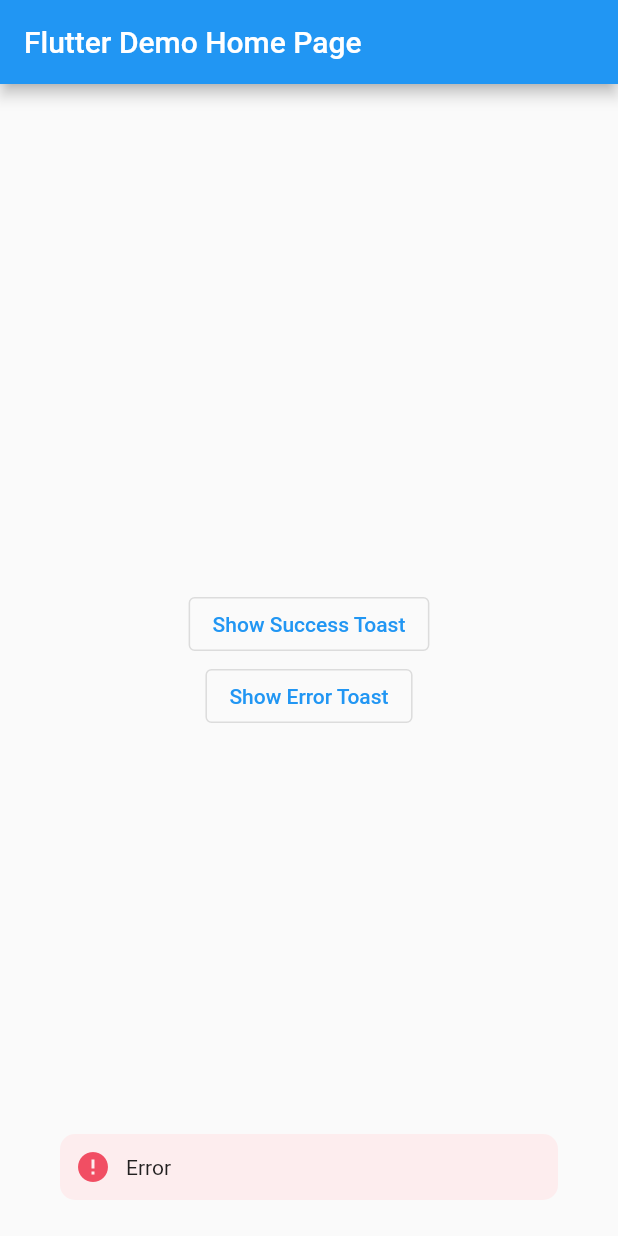
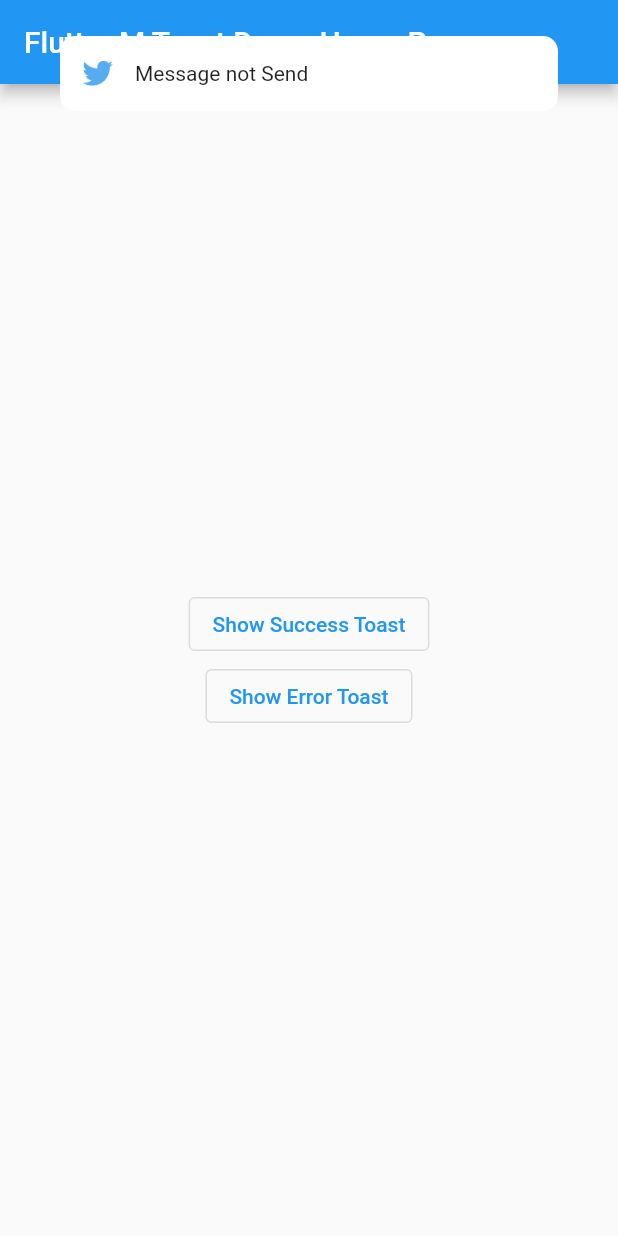
Before and after one commit to abdulmanafpfassal/mtoast, a Flutter app: the MyHomePage screen opened directly, after a tap on "Show Error Toast", on a phone screen of 412 x 824 dp. Run offline on Flutter 3.47's test engine with Material 2 defaults, Android fonts, the phone set to English and light mode, and no system bars.

Commit message:
image function added, positioning,

```diff
--- a/example/lib/main.dart
+++ b/example/lib/main.dart
@@ -13,11 +13,11 @@ class MyApp extends StatelessWidget {
   @override
   Widget build(BuildContext context) {
     return MaterialApp(
-      title: 'Flutter Demo',
+      title: 'M Toast Demo',
       theme: ThemeData(
         primarySwatch: Colors.blue,
       ),
-      home: const MyHomePage(title: 'Flutter Demo Home Page'),
+      home: const MyHomePage(title: 'Flutter M Toast Demo Home Page'),
     );
   }
 }
@@ -46,13 +46,13 @@ class _MyHomePageState extends State<MyHomePage> {
           children: [
             OutlinedButton(
               onPressed: (){
-                toast.successToast(context, message: "Success",);
+                toast.successToast(context, message: "Message Sent",image: "assets/twitter_logo.png", backgroundColor: Colors.white, alignment: Alignment.topCenter, duration: 1500);
               },
               child: Text("Show Success Toast"),
             ),
             OutlinedButton(
               onPressed: (){
-                toast.errorToast(context, message: "Error",);
+                toast.errorToast(context, message: "Message not Send",image: "assets/twitter_logo.png", backgroundColor: Colors.white, alignment: Alignment.topCenter);
               },
               child: Text("Show Error Toast"),
             ),
--- a/example/pubspec.yaml
+++ b/example/pubspec.yaml
@@ -62,9 +62,8 @@ flutter:
   uses-material-design: true
 
   # To add assets to your application, add an assets section, like this:
-  # assets:
-  #   - images/a_dot_burr.jpeg
-  #   - images/a_dot_ham.jpeg
+  assets:
+    - assets/twitter_logo.png
 
   # An image asset can refer to one or more resolution-specific "variants", see
   # https://flutter.dev/assets-and-images/#resolution-aware
--- a/lib/src/mToast.dart
+++ b/lib/src/mToast.dart
@@ -6,16 +6,26 @@ class MErrorToast extends StatelessWidget {
   IconData? icon;
   Color? iconColor;
   Color? textColor;
+  String? image;
+  AlignmentGeometry? alignment;
 
-
-  MErrorToast({Key? key, required this.message, this.color, this.icon, this.iconColor, this.textColor}) : super(key: key);
+  MErrorToast(
+      {Key? key,
+      required this.message,
+      this.color,
+      this.icon,
+      this.iconColor,
+      this.textColor,
+      this.image,
+      required this.alignment})
+      : super(key: key);
 
   @override
   Widget build(BuildContext context) {
     return WillPopScope(
-      onWillPop: () async =>  false,
+      onWillPop: () async => false,
       child: Dialog(
-        alignment: Alignment.bottomCenter,
+        alignment: alignment,
         backgroundColor: color != null ? color : Color(0xFFFDEDEE),
         shape: RoundedRectangleBorder(
             borderRadius: BorderRadius.all(Radius.circular(10.0))),
@@ -26,13 +36,22 @@ class MErrorToast extends StatelessWidget {
             children: [
               Container(
                   margin: EdgeInsets.all(10.0),
-                  child: Icon(
-                    icon != null ? icon : Icons.error,
-                    color: iconColor != null ? iconColor : Color(0xFFF14E63),
-                  )),
+                  child: image != null
+                      ? Image.asset(
+                          image!,
+                          width: 30,
+                          height: 30,
+                        )
+                      : Icon(
+                          icon != null ? icon : Icons.error,
+                          color:
+                              iconColor != null ? iconColor : Color(0xFFF14E63),
+                        )),
               Expanded(
-                child: Text(message,
-                  style: TextStyle(fontStyle: FontStyle.normal, color: textColor),
+                child: Text(
+                  message,
+                  style:
+                      TextStyle(fontStyle: FontStyle.normal, color: textColor),
                   overflow: TextOverflow.ellipsis,
                   maxLines: 10,
                 ),
@@ -51,15 +70,26 @@ class MSuccessToast extends StatelessWidget {
   IconData? icon;
   Color? iconColor;
   Color? textColor;
+  String? image;
+  AlignmentGeometry alignment;
 
-  MSuccessToast({Key? key, required this.message, this.color, this.iconColor, this.icon, this.textColor}) : super(key: key);
+  MSuccessToast(
+      {Key? key,
+      required this.message,
+      this.color,
+      this.iconColor,
+      this.icon,
+      this.textColor,
+      this.image,
+      required this.alignment})
+      : super(key: key);
 
   @override
   Widget build(BuildContext context) {
     return WillPopScope(
-      onWillPop: () async =>  false,
+      onWillPop: () async => false,
       child: Dialog(
-        alignment: Alignment.bottomCenter,
+        alignment: alignment,
         backgroundColor: color != null ? color : Color(0xFFEAF7EE),
         shape: RoundedRectangleBorder(
             borderRadius: BorderRadius.all(Radius.circular(10.0))),
@@ -70,13 +100,22 @@ class MSuccessToast extends StatelessWidget {
             children: [
               Container(
                   margin: EdgeInsets.all(10.0),
-                  child: Icon(
-                    icon != null ? icon : Icons.check_circle,
-                    color: iconColor != null ? iconColor : Color(0xFF3BB55D),
-                  )),
+                  child: image != null
+                      ? Image.asset(
+                          image!,
+                          width: 30,
+                          height: 30,
+                        )
+                      : Icon(
+                          icon != null ? icon : Icons.check_circle,
+                          color:
+                              iconColor != null ? iconColor : Color(0xFF3BB55D),
+                        )),
               Expanded(
-                child: Text(message,
-                  style: TextStyle(fontStyle: FontStyle.normal, color: textColor),
+                child: Text(
+                  message,
+                  style:
+                      TextStyle(fontStyle: FontStyle.normal, color: textColor),
                   overflow: TextOverflow.ellipsis,
                   maxLines: 10,
                 ),
@@ -89,32 +128,60 @@ class MSuccessToast extends StatelessWidget {
   }
 }
 
-
 class ShowMToast {
-
-  errorToast(BuildContext context, {required String message, Color? color, IconData? icon, Color? iconColor, Color? textColor}) {
+  errorToast(BuildContext context,
+      {required String message,
+      Color? backgroundColor,
+      IconData? icon,
+      Color? iconColor,
+      Color? textColor,
+      String? image,
+      required AlignmentGeometry alignment, int duration = 1500}) {
     return showDialog(
         barrierDismissible: true,
         barrierColor: Colors.white.withOpacity(0),
         context: context,
         builder: (_) {
-          Future.delayed(Duration(milliseconds: 1500), () {
+          Future.delayed(Duration(milliseconds: duration), () {
             Navigator.of(context).pop();
           });
-          return MErrorToast(message: message,color: color,icon: icon,iconColor: iconColor,textColor: textColor,);
+          return MErrorToast(
+            message: message,
+            color: backgroundColor,
+            icon: icon,
+            iconColor: iconColor,
+            textColor: textColor,
+            image: image,
+            alignment: alignment,
+          );
         });
   }
 
-  successToast(BuildContext context, {required String message,Color? color, IconData? icon, Color? iconColor, Color? textColor}) {
+  successToast(BuildContext context,
+      {required String message,
+      Color? backgroundColor,
+      IconData? icon,
+      Color? iconColor,
+      Color? textColor,
+      String? image,
+      required AlignmentGeometry alignment, int duration = 1500}) {
     return showDialog(
         barrierDismissible: true,
         barrierColor: Colors.white.withOpacity(0),
         context: context,
         builder: (_) {
-          Future.delayed(Duration(milliseconds: 1500), () {
+          Future.delayed(Duration(milliseconds: duration), () {
             Navigator.of(context).pop();
           });
-          return MSuccessToast(message: message,color: color,icon: icon,iconColor: iconColor,textColor: textColor,);
+          return MSuccessToast(
+            message: message,
+            color: backgroundColor,
+            icon: icon,
+            iconColor: iconColor,
+            textColor: textColor,
+            image: image,
+            alignment: alignment,
+          );
         });
   }
 }
--- a/pubspec.yaml
+++ b/pubspec.yaml
@@ -1,7 +1,7 @@
 name: m_toast
 description: mtoast
-version: 0.1.1
-homepage: https://github.com/abdulmanafpfassal/mtoast
+version: 0.1.3
+homepage: https://github.com/abdulmanafpfassal/mtoast.git
 
 environment:
   sdk: '>=2.18.0 <3.0.0'
```
Also changed, not shown: example/assets/twitter_logo.png (added), example/pubspec.lock, 2 other files.
